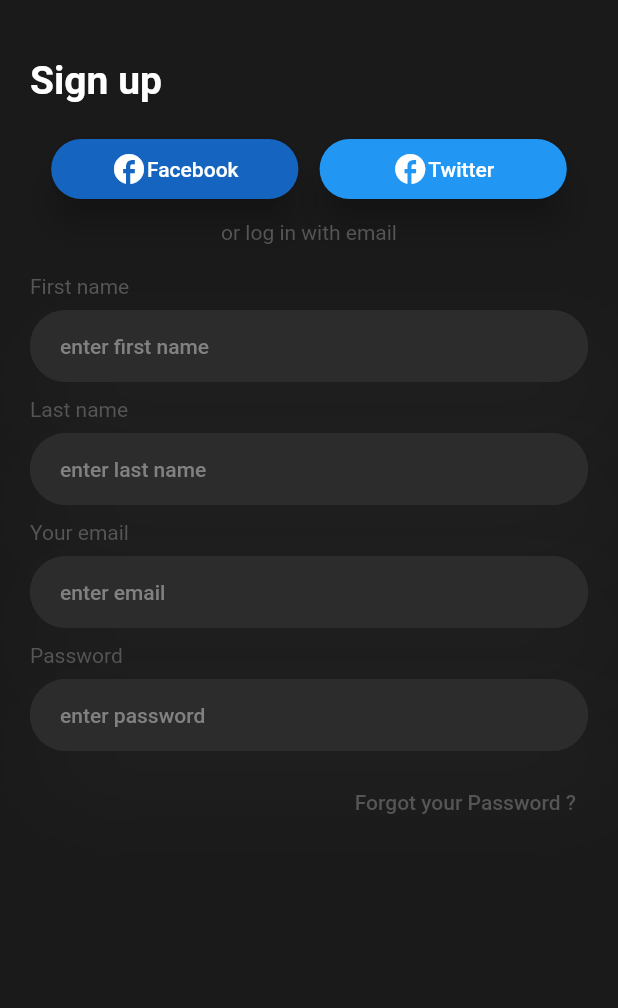
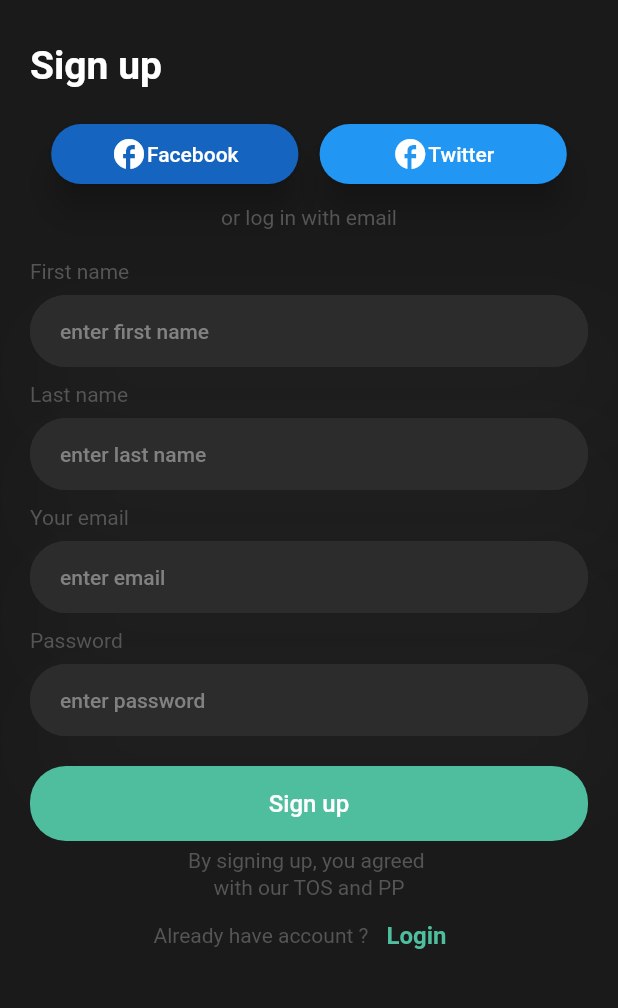
Before and after one commit to Mahmoud-Sherif/hotel_booking_algoriza, a Flutter app: the SignupView screen opened directly, on a phone screen of 412 x 824 dp, the part 56-1064 px from its top. Run offline on Flutter 3.47's test engine with Material 2 defaults, Android fonts, the phone set to English and light mode, and no system bars; our stand-ins replace bloc, dio, equatable, smooth_page_indicator; network calls fail; Roboto replaces fonts that are missing (SFpro).

Commit message:
finsh auth UI

```diff
--- a/lib/core/utils/color_manager.dart
+++ b/lib/core/utils/color_manager.dart
@@ -1,11 +1,11 @@
 import 'package:flutter/material.dart';
 
 class ColorManager {
-  static Color white = const Color(0xffFFFFFF);
-  static Color error = const Color(0xffe61f34);
-  static Color primary = const Color(0xff4fbe9e);
-  static Color backGround = const Color(0xff1a1a1a);
-  static Color secondry = const Color(0xff2c2c2c);
-  static Color grey = const Color(0xff555555);
-  static Color lightGrey = Colors.grey;
+  static const Color white = Color(0xffFFFFFF);
+  static const Color error = Color(0xffe61f34);
+  static const Color primary = Color(0xff4fbe9e);
+  static const Color backGround = Color(0xff1a1a1a);
+  static const Color secondry = Color(0xff2c2c2c);
+  static const Color grey = Color(0xff555555);
+  static const Color lightGrey = Colors.grey;
 }
--- /dev/null
+++ b/lib/core/widgets/main_button.dart
@@ -0,0 +1,41 @@
+import 'package:flutter/material.dart';
+import 'package:hotel_booking_algoriza/core/utils/color_manager.dart';
+
+class MainButton extends StatelessWidget {
+  MainButton({
+    Key? key,
+    required this.text,
+    this.backgroundColor = ColorManager.primary,
+    this.foregroundColor = ColorManager.white,
+    this.horizontalPadding = 0,
+  }) : super(key: key);
+  final String text;
+  final Color? backgroundColor;
+  final Color? foregroundColor;
+  final double horizontalPadding;
+  @override
+  Widget build(BuildContext context) {
+    return Padding(
+      padding: EdgeInsets.symmetric(horizontal: horizontalPadding),
+      child: SizedBox(
+        width: double.infinity,
+        height: 50,
+        child: ElevatedButton(
+          onPressed: () {},
+          style: ElevatedButton.styleFrom(
+            foregroundColor: foregroundColor,
+            backgroundColor: backgroundColor,
+            shape: RoundedRectangleBorder(
+              borderRadius: BorderRadius.circular(24),
+            ),
+            elevation: 0,
+          ),
+          child: Text(
+            text,
+            style: const TextStyle(fontSize: 16),
+          ),
+        ),
+      ),
+    );
+  }
+}
--- a/lib/features/auth/presentation/pages/login.dart
+++ b/lib/features/auth/presentation/pages/login.dart
@@ -1,6 +1,7 @@
 import 'package:flutter/material.dart';
 import 'package:hotel_booking_algoriza/core/utils/color_manager.dart';
 import 'package:hotel_booking_algoriza/core/utils/values_manager.dart';
+import 'package:hotel_booking_algoriza/core/widgets/main_button.dart';
 import 'package:hotel_booking_algoriza/features/auth/presentation/widgets/login_signup_with.dart';
 
 import '../../../../core/widgets/custom_input_field.dart';
@@ -65,6 +66,7 @@ class LoginView extends StatelessWidget {
                   onPressed: () {},
                   child: const Text('Forgot your Password ?')),
             ),
+            MainButton(text: 'Login')
           ],
         ),
       ),
--- a/lib/features/auth/presentation/pages/signup.dart
+++ b/lib/features/auth/presentation/pages/signup.dart
@@ -1,6 +1,6 @@
 import 'package:flutter/material.dart';
 import 'package:hotel_booking_algoriza/core/utils/color_manager.dart';
-import 'package:hotel_booking_algoriza/core/utils/values_manager.dart';
+import 'package:hotel_booking_algoriza/core/widgets/main_button.dart';
 import 'package:hotel_booking_algoriza/features/auth/presentation/widgets/login_signup_with.dart';
 
 import '../../../../core/widgets/custom_input_field.dart';
@@ -15,7 +15,7 @@ class SignupView extends StatelessWidget {
         title: const Text('data'),
       ),
       body: Padding(
-        padding: const EdgeInsets.all(20),
+        padding: const EdgeInsets.symmetric(horizontal: 20, vertical: 10),
         child: Column(
           crossAxisAlignment: CrossAxisAlignment.start,
           children: [
@@ -69,11 +69,42 @@ class SignupView extends StatelessWidget {
               style: Theme.of(context).textTheme.displaySmall,
             ),
             const CustomInputField(hintText: 'enter password'),
-            Align(
-              alignment: Alignment.centerRight,
-              child: TextButton(
-                  onPressed: () {},
-                  child: const Text('Forgot your Password ?')),
+            const SizedBox(height: 10),
+            MainButton(text: "Sign up"),
+            const SizedBox(height: 5),
+            Center(
+              child: Text(
+                "By signing up, you agreed ",
+                style: Theme.of(context).textTheme.displaySmall,
+              ),
+            ),
+            const SizedBox(height: 2),
+            Center(
+              child: Text(
+                "with our TOS and PP",
+                style: Theme.of(context).textTheme.displaySmall,
+              ),
+            ),
+            Center(
+              child: Row(
+                mainAxisAlignment: MainAxisAlignment.center,
+                children: [
+                  Text(
+                    'Already have account ?',
+                    style: Theme.of(context).textTheme.displaySmall,
+                  ),
+                  TextButton(
+                    onPressed: () {},
+                    child: Text(
+                      'Login',
+                      style: Theme.of(context)
+                          .textTheme
+                          .displayMedium!
+                          .copyWith(color: ColorManager.primary),
+                    ),
+                  ),
+                ],
+              ),
             ),
           ],
         ),
```
